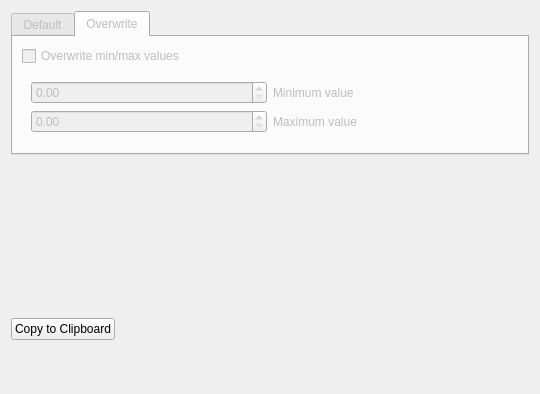
Qt form Modules/ImageStatisticsUI/Qmitk/QmitkHistogramVisualizationWidget.ui (MITK/MITK) before a commit.
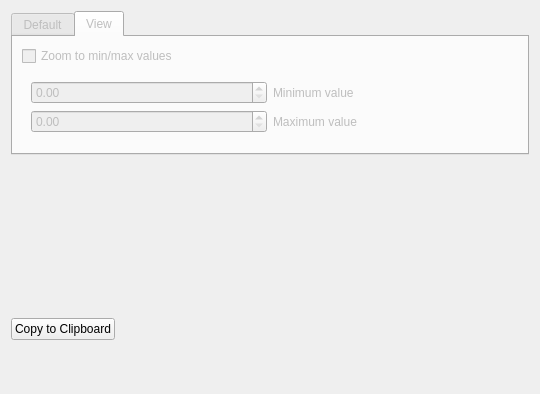
The same form after that commit. Custom widgets are drawn as their Qt base class.

Commit message: Changed names to fit purpose

What changed in the file:
```diff
--- a/Modules/ImageStatisticsUI/Qmitk/QmitkHistogramVisualizationWidget.ui
+++ b/Modules/ImageStatisticsUI/Qmitk/QmitkHistogramVisualizationWidget.ui
@@ -134,13 +134,13 @@
      </widget>
      <widget class="QWidget" name="tabWidgetPlotPage2">
       <attribute name="title">
-       <string>Overwrite</string>
+       <string>View</string>
       </attribute>
       <layout class="QVBoxLayout" name="verticalLayout_3">
        <item>
         <widget class="QCheckBox" name="checkBoxOverwriteMinMax">
          <property name="text">
-          <string>Overwrite min/max values</string>
+          <string>Zoom to min/max values</string>
          </property>
         </widget>
        </item>
```
Left out of the diff: 4 changed lines with no effect on the pictures. The commit also changes 2 other files.
